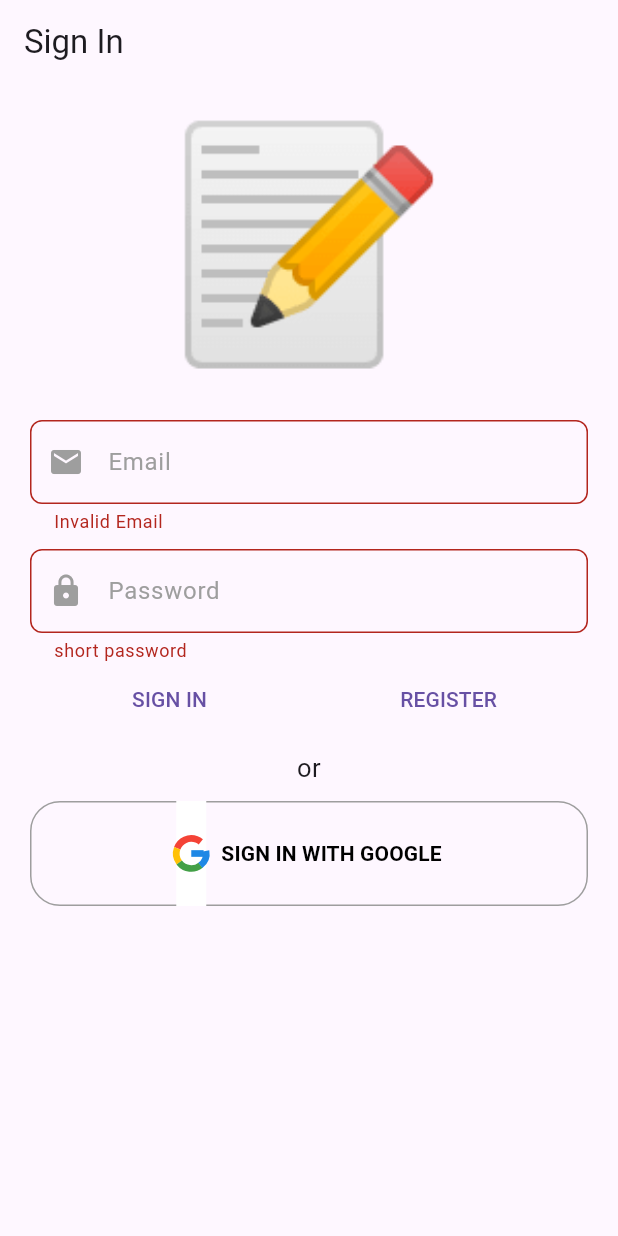
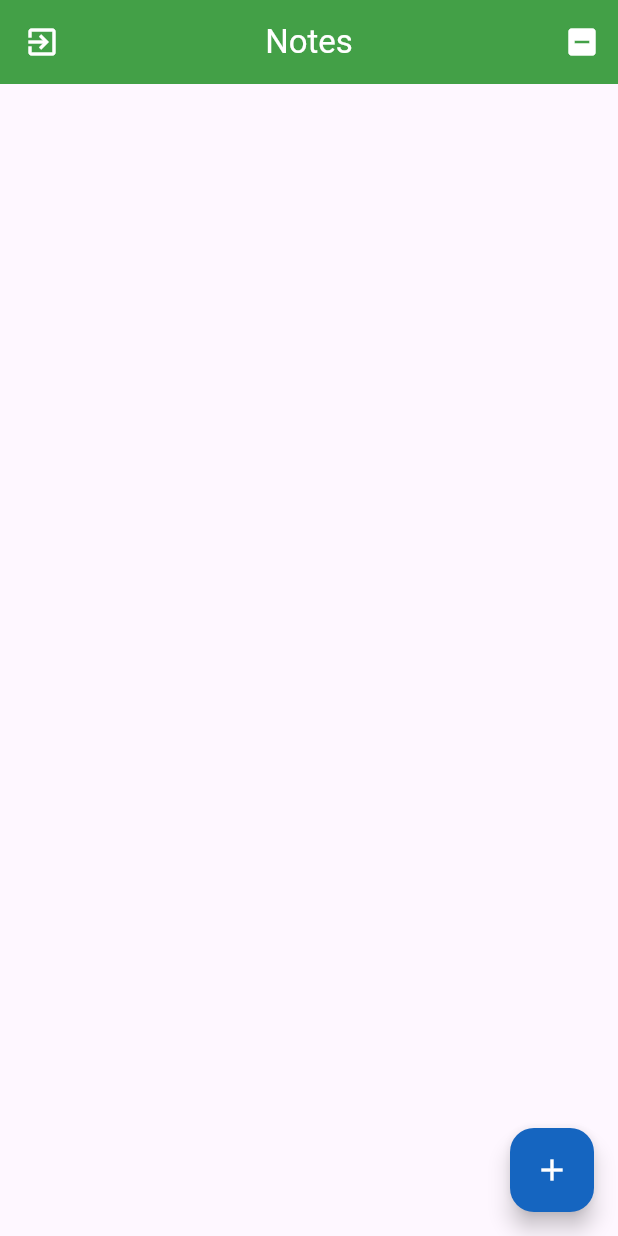
Before and after one commit to Johna210/flutter_practice, a Flutter app: the screen it shows after launch, after a tap on "SIGN IN", on a phone screen of 412 x 824 dp. Run offline on Flutter 3.47's test engine with Material 3 defaults, Android fonts, the phone set to English and light mode, and no system bars; our stand-ins replace auto_route, bloc, cloud_firestore, dartz, equatable, firebase_auth and 12 more; missing offline and left inert: rxdart_ext; accounts and stored records are empty.

Commit message:
Started notes page

```diff
--- a/ddd_notes/lib/presentation/core/app_widget.dart
+++ b/ddd_notes/lib/presentation/core/app_widget.dart
@@ -22,13 +22,15 @@ class AppWidget extends StatelessWidget {
         routerDelegate: router.delegate(),
         routeInformationParser: router.defaultRouteParser(),
         theme: ThemeData.light().copyWith(
-          primaryColor: Colors.green[800],
-          inputDecorationTheme: InputDecorationTheme(
-            border: OutlineInputBorder(
-              borderRadius: BorderRadius.circular(8),
+            primaryColor: Colors.green[800],
+            inputDecorationTheme: InputDecorationTheme(
+              border: OutlineInputBorder(
+                borderRadius: BorderRadius.circular(8),
+              ),
             ),
-          ),
-        ),
+            floatingActionButtonTheme: FloatingActionButtonThemeData(
+                backgroundColor: Colors.blue[800],
+                foregroundColor: Colors.white)),
       ),
     );
   }
--- /dev/null
+++ b/ddd_notes/lib/presentation/notes/notes_overview/notes_overview_page.dart
@@ -0,0 +1,62 @@
+import 'package:auto_route/auto_route.dart';
+import 'package:ddd_notes/application/auth/auth_bloc.dart';
+import 'package:ddd_notes/application/notes/note_actor/note_actor_bloc.dart';
+import 'package:ddd_notes/application/notes/note_watcher/note_watcher_bloc.dart';
+import 'package:ddd_notes/injection.dart';
+import 'package:ddd_notes/presentation/routes/router.gr.dart';
+import 'package:flutter/material.dart';
+import 'package:flutter_bloc/flutter_bloc.dart';
+
+@RoutePage()
+class NotesOverviewPage extends StatelessWidget {
+  const NotesOverviewPage({super.key});
+
+  @override
+  Widget build(BuildContext context) {
+    return MultiBlocProvider(
+      providers: [
+        BlocProvider(
+          create: (context) => getIt<NoteWatcherBloc>()
+            ..add(const NoteWatcherEvent.watchAllStarted()),
+        ),
+        BlocProvider(create: (context) => getIt<NoteActorBloc>())
+      ],
+      child: MultiBlocListener(
+        listeners: [
+          BlocListener<AuthBloc, AuthState>(listener: (context, state) {
+            state.maybeMap(
+                unauthenticated: (_) =>
+                    context.router.replace(const SignInRoute()),
+                orElse: () {});
+          })
+        ],
+        child: Scaffold(
+          appBar: AppBar(
+            title: const Text('Notes'),
+            backgroundColor: Colors.green[600],
+            foregroundColor: Colors.white,
+            centerTitle: true,
+            leading: IconButton(
+              onPressed: () {
+                context.read<AuthBloc>().add(const AuthEvent.signedOut());
+              },
+              icon: const Icon(Icons.exit_to_app),
+            ),
+            actions: <Widget>[
+              IconButton(
+                onPressed: () {},
+                icon: const Icon(Icons.indeterminate_check_box),
+              )
+            ],
+          ),
+          floatingActionButton: FloatingActionButton(
+            onPressed: () {
+              // TODO Navigate to Note Form Page
+            },
+            child: const Icon(Icons.add),
+          ),
+        ),
+      ),
+    );
+  }
+}
--- a/ddd_notes/lib/presentation/routes/router.dart
+++ b/ddd_notes/lib/presentation/routes/router.dart
@@ -7,6 +7,7 @@ class AppRouter extends $AppRouter {
   @override
   List<AutoRoute> get routes => [
         AutoRoute(page: SignInRoute.page),
-        AutoRoute(page: SplashRoute.page, initial: true)
+        AutoRoute(page: SplashRoute.page, initial: true),
+        AutoRoute(page: NotesOverviewRoute.page),
       ];
 }
--- a/ddd_notes/lib/presentation/sign_in/widgets/sing_in_form.dart
+++ b/ddd_notes/lib/presentation/sign_in/widgets/sing_in_form.dart
@@ -1,4 +1,7 @@
+import 'package:auto_route/auto_route.dart';
+import 'package:ddd_notes/application/auth/auth_bloc.dart';
 import 'package:ddd_notes/application/auth/sign_in_form/sign_in_form_bloc.dart';
+import 'package:ddd_notes/presentation/routes/router.gr.dart';
 import 'package:ddd_notes/presentation/sign_in/widgets/google_logo.dart';
 import 'package:flutter/material.dart';
 import 'package:flutter_bloc/flutter_bloc.dart';
@@ -25,7 +28,10 @@ class SingInForm extends StatelessWidget {
               );
             },
             (r) {
-              // TODO Navigation
+              context.router.replace(const NotesOverviewRoute());
+              context
+                  .read<AuthBloc>()
+                  .add(const AuthEvent.authCheckRequested());
             },
           ),
         );
--- a/ddd_notes/lib/presentation/splash/splash_page.dart
+++ b/ddd_notes/lib/presentation/splash/splash_page.dart
@@ -14,9 +14,8 @@ class SplashPage extends StatelessWidget {
       listener: (context, state) {
         state.map(
           initial: (_) {},
-          authenticated: (_) {
-            print('I am Authenticated');
-          },
+          authenticated: (_) =>
+              context.router.replace(const NotesOverviewRoute()),
           unauthenticated: (_) => context.router.replace(const SignInRoute()),
         );
       },
```
Also changed, not shown: ddd_notes/lib/application/notes/note_watcher/note_watcher_bloc.dart (+5 -4 lines), ddd_notes/lib/presentation/routes/router.gr.dart.
